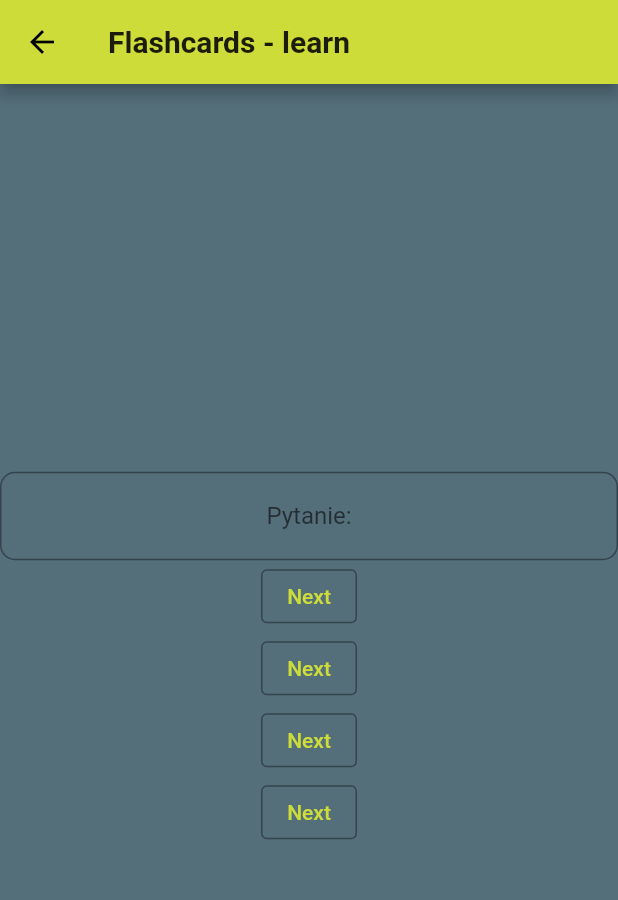
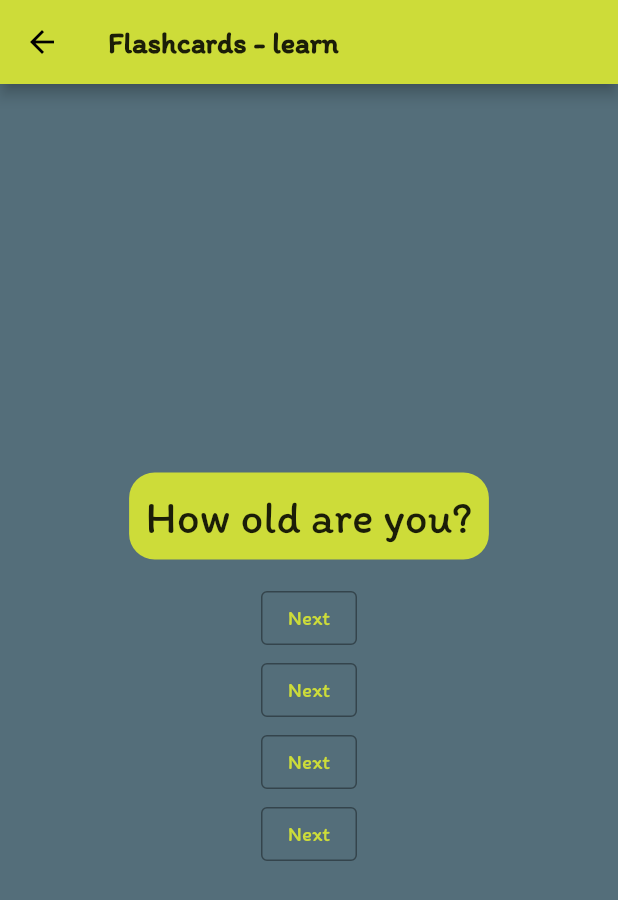
Before and after one commit to dzlk17/Flashcards, a Flutter app: the screen it shows after launch, after a tap on "LEARN", on a phone screen of 412 x 824 dp. Shown: the top 900 px of the screen. Run offline on Flutter 3.47's test engine with Material 2 defaults, Android fonts, the phone set to English and light mode, and no system bars.

Commit message:
learn page view2

```diff
--- a/lib/components/appBar.dart
+++ b/lib/components/appBar.dart
@@ -3,6 +3,6 @@ import 'package:flutter/material.dart';
 AppBar getAppBar(String title){
   return AppBar(
       title: const Text('Flashcards', style: TextStyle(
-          color: Colors.black87, fontWeight: FontWeight.bold, fontFamily: 'Itim-Regular'))
+          color: Colors.black87, fontWeight: FontWeight.bold))
   );
 }
--- a/lib/components/bigButton.dart
+++ b/lib/components/bigButton.dart
@@ -3,6 +3,6 @@ import 'package:flutter/material.dart';
 ElevatedButton getBigButton(String text, void Function()? onPressed) {
   return ElevatedButton(
     onPressed: onPressed,
-    child: Text(text, style: const TextStyle(fontSize: 50, fontFamily: 'Itim-Regular')),
+    child: Text(text, style: const TextStyle(fontSize: 50)),
   );
 }
--- a/lib/learnPage.dart
+++ b/lib/learnPage.dart
@@ -18,8 +18,7 @@ class _LearnPageState extends State<LearnPage> {
             Column(
               mainAxisAlignment: MainAxisAlignment.center,
               children: [
-                TextField(decoration: InputDecoration( border: OutlineInputBorder(borderRadius: BorderRadius.circular(10.0),),
-                  hintText: 'Pytanie:',), textAlign: TextAlign.center,),
+                Container( margin: const EdgeInsets.all(15.0), padding: const EdgeInsets.all(11.0), decoration: BoxDecoration(borderRadius: BorderRadius.circular(17.0), color: Colors.lime), child: Text('How old are you?', style: TextStyle(fontSize: 30),),),
                 OutlinedButton(onPressed: (){print('button pressed');}, style: OutlinedButton.styleFrom( side: BorderSide(color: Colors.black38)) , child: Text('Next'),),
                 OutlinedButton(onPressed: (){print('button pressed');}, style: OutlinedButton.styleFrom( side: BorderSide(color: Colors.black38)) , child: Text('Next'),),
                 OutlinedButton(onPressed: (){print('button pressed');}, style: OutlinedButton.styleFrom( side: BorderSide(color: Colors.black38)) , child: Text('Next'),),
--- a/lib/main.dart
+++ b/lib/main.dart
@@ -17,6 +17,7 @@ class MyApp extends StatelessWidget {
       theme: ThemeData(
           primarySwatch: Colors.lime,
           scaffoldBackgroundColor: Colors.blueGrey[600],
+          fontFamily: 'Itim-Regular',
         textTheme: const TextTheme(
           bodyLarge: TextStyle(color: textColor),
           bodySmall: TextStyle(color: textColor),
```
